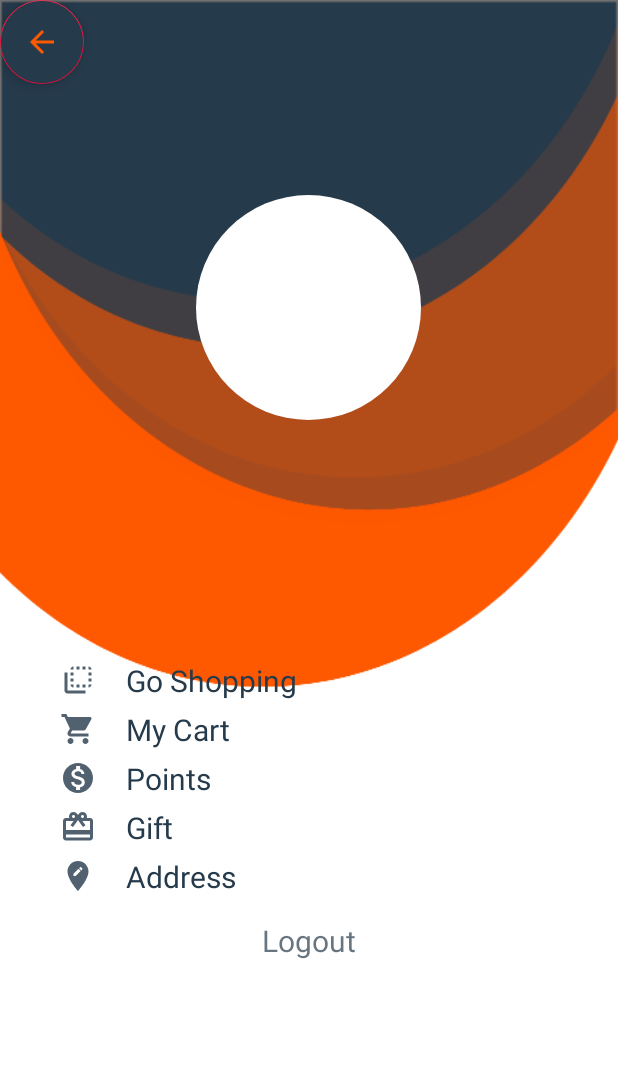
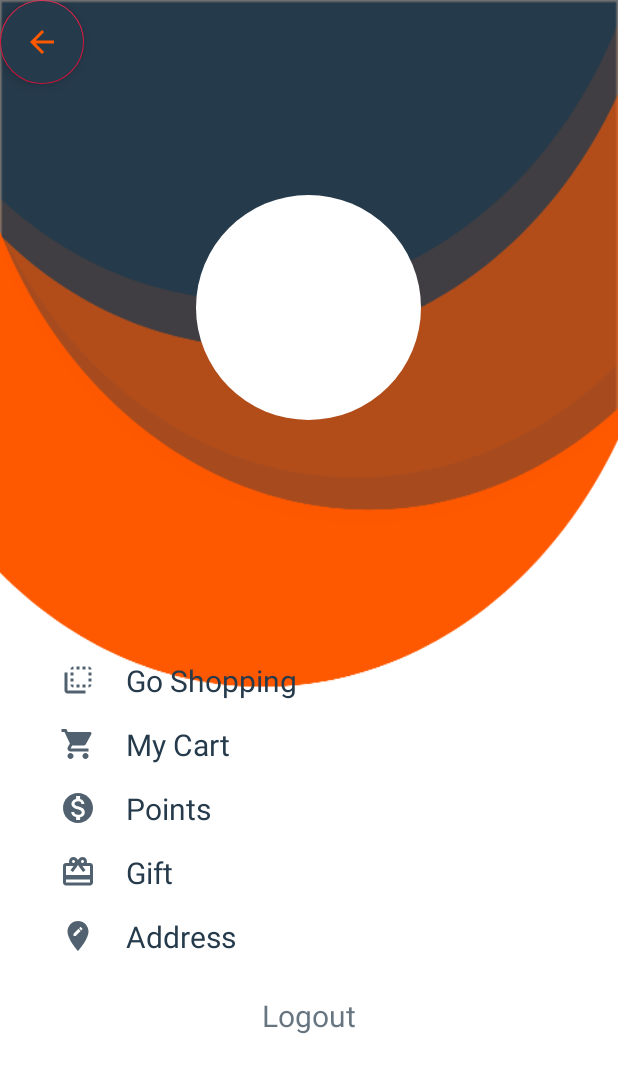
Before and after one commit to sridhar051/Nudle-Android, an Android app: the ProfilePageActivity screen opened directly, with no data from a screen before it, on a phone screen of 412 x 824 dp. Shown: the top 1073 px of the screen. Run offline under Robolectric (Android 15) with nearby library versions, the phone set to English and light mode, and no system bars; our stand-ins replace CircleImageView.

Commit message:
Modified layout

```diff
--- a/app/src/main/res/layout/activity_profile_page.xml
+++ b/app/src/main/res/layout/activity_profile_page.xml
@@ -45,7 +45,7 @@
             android:id="@+id/profile_shopping"
             android:layout_width="match_parent"
             android:layout_height="wrap_content"
-            android:layout_marginBottom="5dp"
+            android:layout_marginBottom="15dp"
             android:drawableStart="@drawable/back_shopping"
             android:drawablePadding="20dp"
             android:text="Go Shopping"
@@ -56,7 +56,7 @@
             android:id="@+id/profile_cart"
             android:layout_width="match_parent"
             android:layout_height="wrap_content"
-            android:layout_marginBottom="5dp"
+            android:layout_marginBottom="15dp"
             android:drawableStart="@drawable/cart"
             android:drawablePadding="20dp"
             android:text="My Cart"
@@ -68,7 +68,7 @@
             android:id="@+id/profile_points"
             android:layout_width="match_parent"
             android:layout_height="wrap_content"
-            android:layout_marginBottom="5dp"
+            android:layout_marginBottom="15dp"
             android:drawableStart="@drawable/points"
             android:drawablePadding="20dp"
             android:text="Points"
@@ -79,7 +79,7 @@
             android:id="@+id/profile_gifts"
             android:layout_width="match_parent"
             android:layout_height="wrap_content"
-            android:layout_marginBottom="5dp"
+            android:layout_marginBottom="15dp"
             android:drawableStart="@drawable/gitfs"
             android:drawablePadding="20dp"
             android:text="Gift"
@@ -90,7 +90,7 @@
             android:id="@+id/profile_address"
             android:layout_width="match_parent"
             android:layout_height="wrap_content"
-            android:layout_marginBottom="15dp"
+            android:layout_marginBottom="25dp"
             android:drawableStart="@drawable/location"
             android:drawablePadding="20dp"
             android:text="Address"
```
